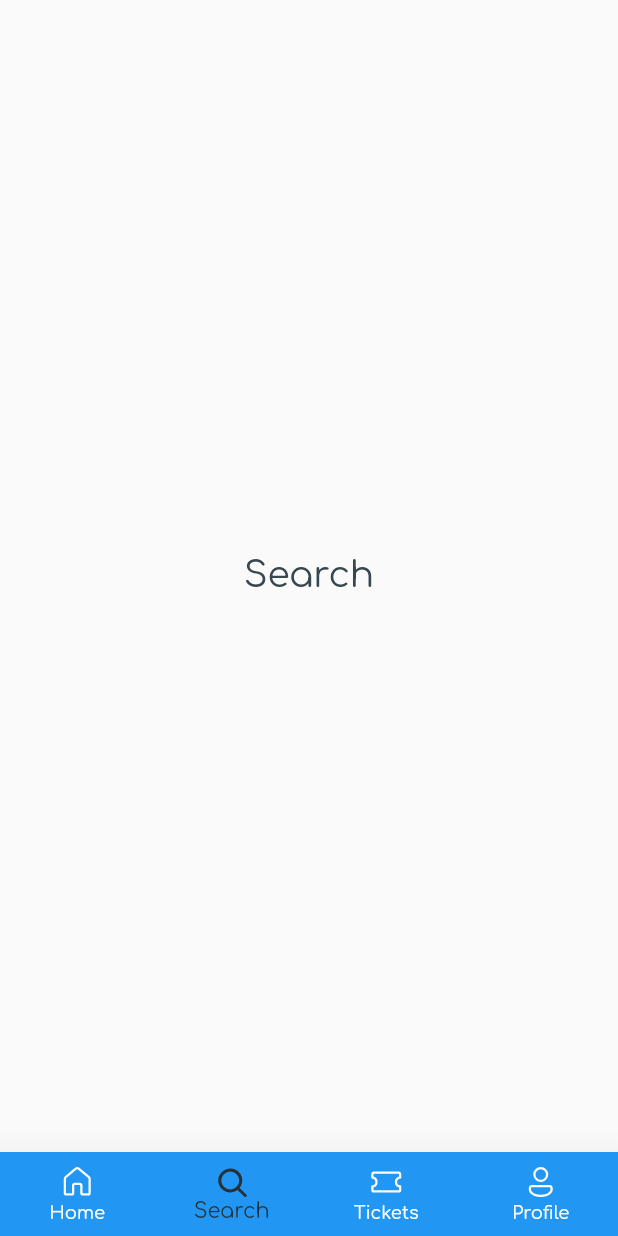
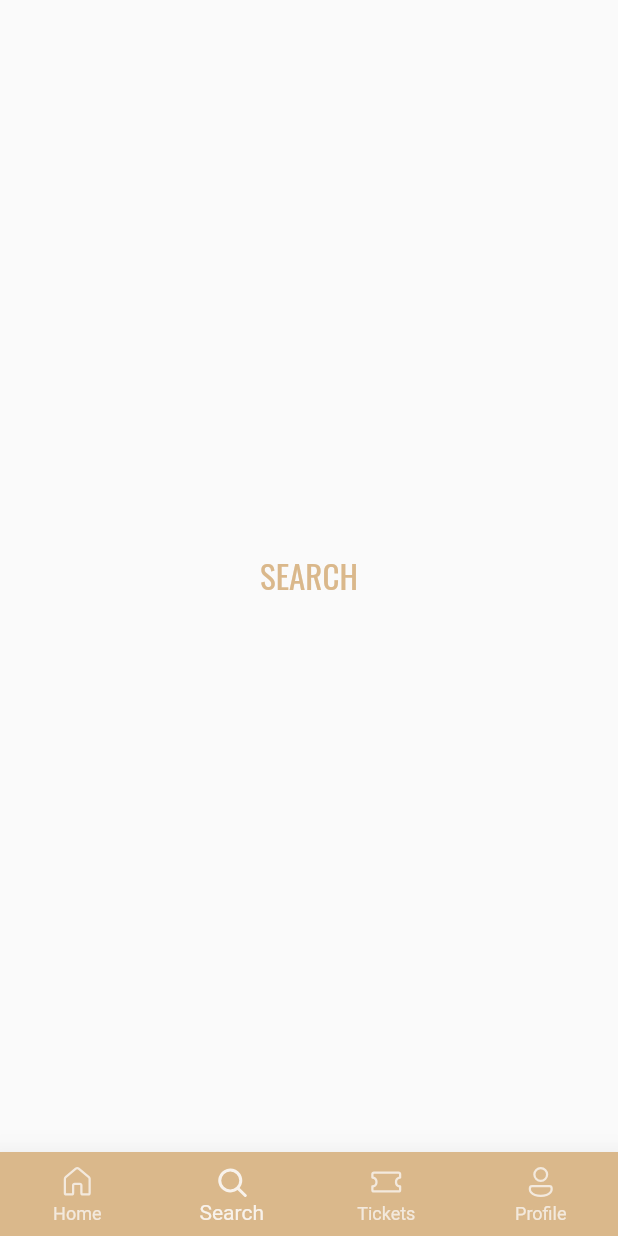
Before and after one commit to keith47733/book_tickets, a Flutter app: the screen it shows after launch, item 2 of the bottom bar chosen, on a phone screen of 412 x 824 dp. Run offline on Flutter 3.47's test engine with Material 2 defaults, Android fonts, the phone set to English and light mode, and no system bars; our stand-ins replace fluentui_icons, gap, get.

Commit message:
Updated theme (colors, fonts, etc)

```diff
--- a/lib/main.dart
+++ b/lib/main.dart
@@ -11,11 +11,11 @@ class MyApp extends StatelessWidget {
 
   @override
   Widget build(BuildContext context) {
-    return MaterialApp(
+    return const MaterialApp(
       title: 'Book Tickets',
       debugShowCheckedModeBanner: false,
-      theme: ThemeData(fontFamily: 'Comfortaa'),
-      home: const BottomBar(),
+      //theme: ThemeData(fontFamily: 'Oswald'),
+      home: BottomBar(),
     );
   }
 }
--- a/lib/screens/bottom_bar.dart
+++ b/lib/screens/bottom_bar.dart
@@ -15,9 +15,9 @@ class _BottomBarState extends State<BottomBar> {
   int _selectedIndex = 0;
   static final List<Widget> _widgetOptions = <Widget>[
     const HomeScreen(),
-    Text('Search', style: Styles.headline1),
-    Text('Tickets', style: Styles.headline1),
-    Text('Profile', style: Styles.headline1),
+    Text('SEARCH', style: Styles.txtTitle),
+    Text('TICKETS', style: Styles.txtTitle),
+    Text('PROFILE', style: Styles.txtTitle),
   ];
 
   void _onItemTapped(int index) {
--- a/lib/utils/styles.dart
+++ b/lib/utils/styles.dart
@@ -1,58 +1,94 @@
 import 'package:flutter/material.dart';
 
 class Styles {
-  static Color bgColor = Colors.grey.shade200;
+  static Color _hexToColor(String code) {
+    return Color(int.parse(code.substring(0, 6), radix: 16) + 0xFF000000);
+  }
 
-  static Color primaryColor = Colors.blue;
-  static Color secondaryColor = Colors.blueGrey;
-  static Color accentColor = Colors.orangeAccent;
+  static final Color palette0 = _hexToColor('f8f2eb');
+  static final Color palette1 = _hexToColor('F3E9DD');
+  static final Color palette2 = _hexToColor('FDF6EC');
+  static final Color palette3 = _hexToColor('B7CADB');
+  static final Color palette4 = _hexToColor('DAB88B');
 
-  static Color topTicketColor = Colors.blueGrey.shade500;
-  static Color bottomTicketColor = Colors.blueGrey.shade300;
+  static final Color bgColor = palette0;
 
-  static Color hotelColor = Colors.blueGrey.shade600;
+  static final Color appBarColor = palette4;
 
-  static Color searchBackground = Colors.grey.shade50;
+  static const double defaultPadding = 16.0;
+  static const double defaultRadius = 16.0;
 
-  static Color bottomBarColor = primaryColor;
-  static Color bottomBarSelectedColor = Colors.blueGrey.shade900;
-  static Color bottomBarInactiveColor = Colors.white;
+  static const double cardElevation = 5.0;
+  static final Color cardColor = palette1;
 
-  static Color textColor1 = Colors.blueGrey.shade800;
-  static Color textColor2 = Colors.blueGrey;
-  static Color textColor3 = Colors.grey;
-  static Color textColor4 = Colors.white;
-
-  static double defaultPadding = 20;
-  static double defaultRadius = 16;
-
-  static TextStyle textDefault = TextStyle(
-    fontSize: 18,
-    fontWeight: FontWeight.w500,
-    color: textColor2,
+  static TextStyle txtTitle = TextStyle(
+    fontFamily: 'Oswald',
+    fontSize: 22,
+    fontWeight: FontWeight.normal,
+    color: palette4,
   );
 
-  static TextStyle headline1 = TextStyle(
-    fontSize: 24,
+  static TextStyle txtSubTitle = TextStyle(
+    fontFamily: 'Oswald',
+    fontSize: 20,
     fontWeight: FontWeight.normal,
-    color: textColor1,
+    color: palette4,
   );
 
-  static TextStyle headline2 = TextStyle(
-    fontSize: 22,
-    fontWeight: FontWeight.bold,
-    color: textColor2,
+  static final Color buttonColor = palette2;
+  static TextStyle txtViewAll = TextStyle(
+    fontFamily: 'SourceSansPro',
+    fontSize: 16,
+    fontWeight: FontWeight.normal,
+    color: palette4,
   );
 
-  static TextStyle headline3 = TextStyle(
-    fontSize: 18,
-    fontWeight: FontWeight.w500,
-    color: textColor4,
+  static final Color searchBarBackground = palette2;
+  static final Color searchBarIcon = palette4;
+  static TextStyle txtSearchBar = TextStyle(
+    fontFamily: 'SourceSansPro',
+    fontSize: 16,
+    fontWeight: FontWeight.normal,
+    color: palette4,
   );
 
-  static TextStyle headline4 = TextStyle(
+  static final Color topTicketColor = palette3;
+  static final Color bottomTicketColor = palette3;
+  static final Color ticketGraphic = palette1;
+  static TextStyle txtTicketTitle = TextStyle(
+    fontFamily: 'SourceSansPro',
     fontSize: 16,
-    fontWeight: FontWeight.w500,
-    color: textColor4,
+    fontWeight: FontWeight.bold,
+    color: palette1,
   );
+  static TextStyle txtTicketData = TextStyle(
+    fontFamily: 'SourceSansPro',
+    fontSize: 16,
+    fontWeight: FontWeight.normal,
+    color: palette1,
+  );
+
+  static final Color hotelColor = palette3;
+  static TextStyle txtHotelTitle = TextStyle(
+    fontFamily: 'Oswald',
+    fontSize: 18,
+    fontWeight: FontWeight.normal,
+    color: palette2,
+  );
+  static TextStyle txtHotelSubTitle = TextStyle(
+    fontFamily: 'SourceSansPro',
+    fontSize: 16,
+    fontWeight: FontWeight.normal,
+    color: palette2,
+  );
+  static TextStyle txtHotelPrice = TextStyle(
+    fontFamily: 'SourceSansPro',
+    fontSize: 14,
+    fontWeight: FontWeight.normal,
+    color: palette1,
+  );
+
+  static final Color bottomBarColor = palette4;
+  static final Color bottomBarSelectedColor = palette0;
+  static final Color bottomBarInactiveColor = palette1;
 }
--- a/lib/widgets/thick_container.dart
+++ b/lib/widgets/thick_container.dart
@@ -11,7 +11,7 @@ class ThickContainer extends StatelessWidget {
       padding: const EdgeInsets.all(3.0),
       decoration: BoxDecoration(
         borderRadius: BorderRadius.circular(20),
-        border: Border.all(width: 2.5, color: Styles.accentColor),
+        border: Border.all(width: 2.5, color: Styles.ticketGraphic),
       ),
     );
   }
```
Also changed, not shown: lib/screens/home_screen.dart (+124 -95 lines), lib/screens/hotels.dart (+9 -12 lines), lib/screens/tickets.dart (+40 -49 lines), pubspec.yaml (+10 -3 lines), assets/fonts/Comfortaa-Bold.ttf (deleted), assets/fonts/Comfortaa-Light.ttf (deleted), assets/fonts/Comfortaa-Medium.ttf (deleted), assets/fonts/Comfortaa-Regular.ttf (deleted), assets/fonts/Comfortaa-SemiBold.ttf (deleted), assets/fonts/oswald/Oswald-Bold.ttf (added), assets/fonts/oswald/Oswald-Regular.ttf (added), assets/fonts/source_sans_pro/SourceSansPro-Bold.ttf (added), assets/fonts/source_sans_pro/SourceSansPro-Regular.ttf (added), 38 other files.
